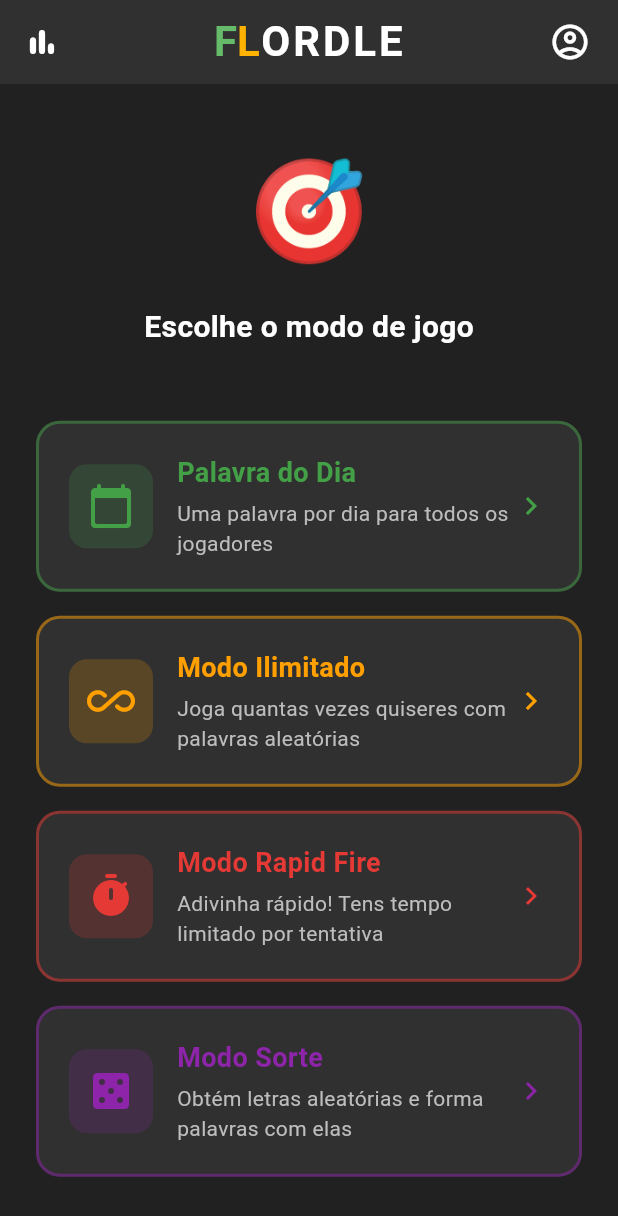
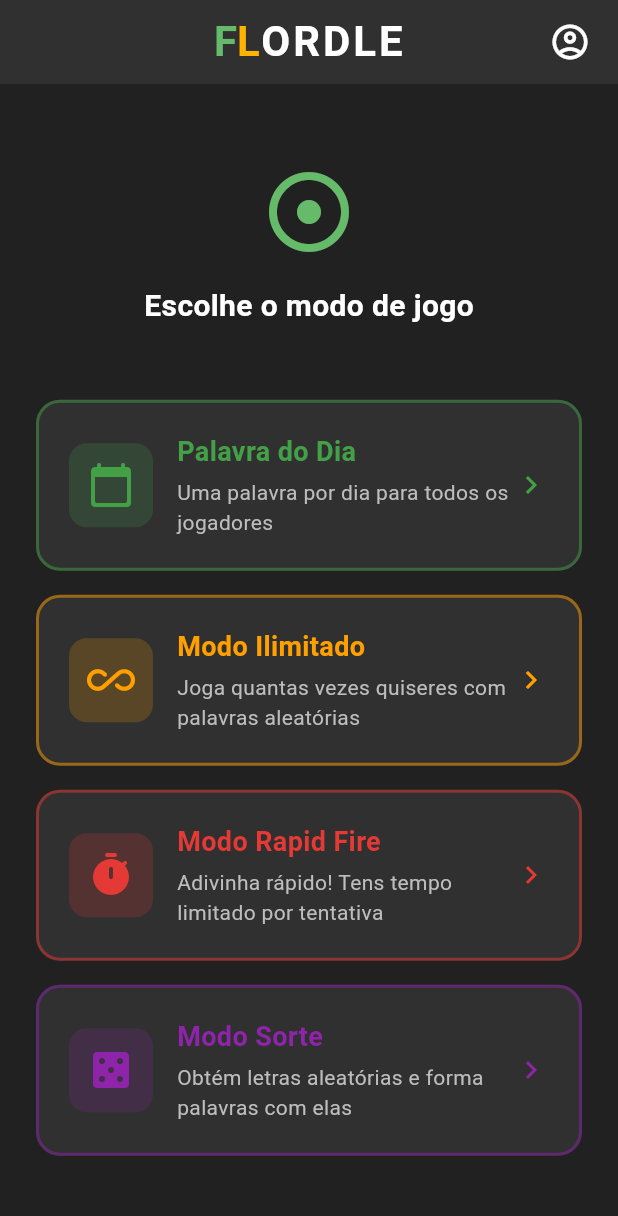
Before and after one commit to piratecb/Flordle, a Flutter app: the screen it shows after launch, on a phone screen of 412 x 824 dp. Shown: the top 1216 px of the screen. Run offline on Flutter 3.47's test engine with Material 3 defaults, Android fonts, the phone set to English and light mode, and no system bars; our stand-ins replace cloud_firestore, firebase_auth, firebase_core, shared_preferences; accounts and stored records are empty.

Commit message:
botão de estatisticas removido icons atualizado com shadcn

```diff
--- a/lib/main.dart
+++ b/lib/main.dart
@@ -80,23 +80,7 @@ class _HomeScreenState extends State<HomeScreen> {
                 tooltip: 'Voltar ao menu',
                 onPressed: _backToMenu,
               )
-            : StreamBuilder(
-                stream: _authService.authStateChanges,
-                builder: (context, snapshot) {
-                  final user = _authService.currentUser;
-                  final isLoggedIn = user != null && !user.isAnonymous;
-                  if (isLoggedIn) {
-                    return const SizedBox.shrink();
-                  }
-                  return IconButton(
-                    icon: const Icon(Icons.bar_chart_rounded, color: Colors.white),
-                    tooltip: 'Estatísticas',
-                    onPressed: () {
-                      Navigator.pushNamed(context, '/stats');
-                    },
-                  );
-                },
-              ),
+            : null,
         title: Row(
           mainAxisSize: MainAxisSize.min,
           children: [
@@ -198,9 +182,10 @@ class _HomeScreenState extends State<HomeScreen> {
           mainAxisAlignment: MainAxisAlignment.center,
           children: [
             // Logo/Título
-            Text(
-              '🎯',
-              style: const TextStyle(fontSize: 64),
+            Icon(
+              Icons.adjust_rounded,
+              size: 64,
+              color: Colors.green[400],
             ),
             const SizedBox(height: 16),
             const Text(
@@ -884,9 +869,10 @@ class _WordleBodyState extends State<WordleBody> {
         ),
         title: Column(
           children: [
-            Text(
-              won ? '🎉' : '😢',
-              style: const TextStyle(fontSize: 48),
+            Icon(
+              won ? Icons.celebration_rounded : Icons.sentiment_dissatisfied_rounded,
+              size: 48,
+              color: won ? Colors.amber[400] : Colors.grey[400],
             ),
             const SizedBox(height: 8),
             Text(
--- a/lib/screens/teste_firebase_simples.dart
+++ b/lib/screens/teste_firebase_simples.dart
@@ -35,13 +35,13 @@ class _TesteFirebaseSimplesState extends State<TesteFirebaseSimples> {
 
       if (doc.exists) {
         setState(() {
-          _status = '✅ Conexão Firebase OK!\n\nDados: ${doc.data()}';
+          _status = '[OK] Conexão Firebase OK!\n\nDados: ${doc.data()}';
           _isLoading = false;
         });
       }
     } catch (e) {
       setState(() {
-        _status = '❌ Erro na conexão:\n$e';
+        _status = '[ERRO] Erro na conexão:\n$e';
         _isLoading = false;
       });
     }
```
Also changed, not shown: lib/screens/login_screen.dart (+0 -62 lines).
